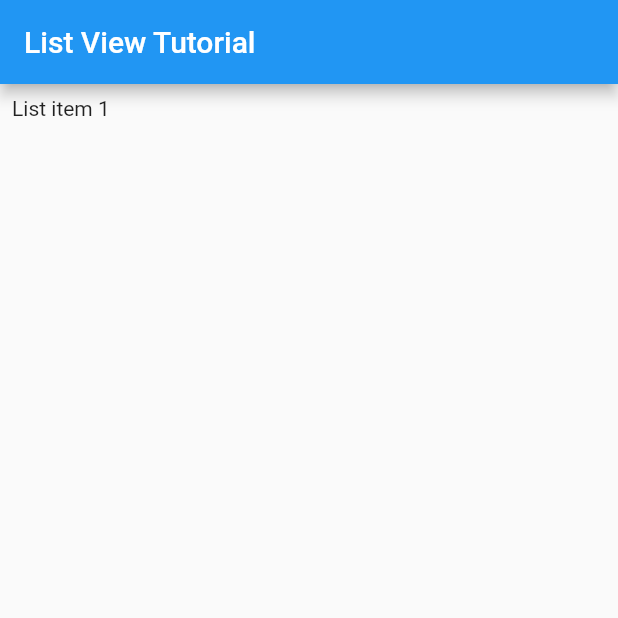
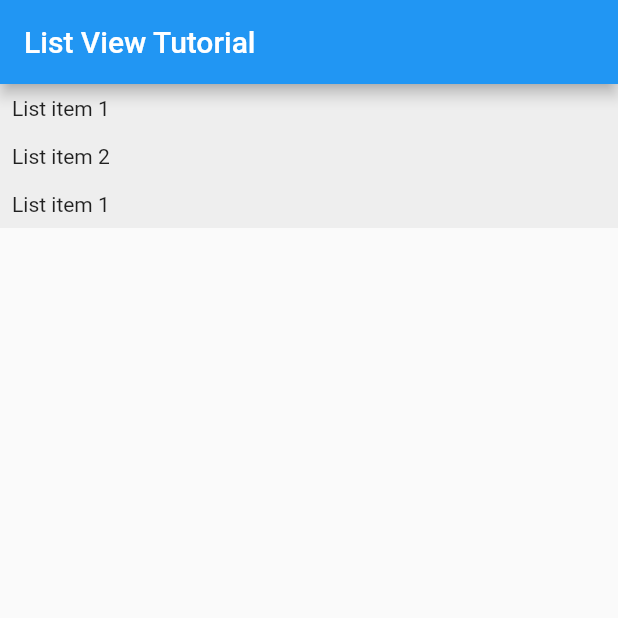
Before and after one commit to RustambekSafarov/listview_tutorial, a Flutter app: the screen it shows after launch, on a phone screen of 412 x 824 dp, the top half of it. Run offline on Flutter 3.47's test engine with Material 2 defaults, Android fonts, the phone set to English and light mode, and no system bars.

Commit message:
List item decaration

```diff
--- a/lib/screen/listview_page.dart
+++ b/lib/screen/listview_page.dart
@@ -7,6 +7,17 @@ class listview_page extends StatelessWidget {
   List<Widget> list = [
     Container(
       padding: EdgeInsets.all(8),
+      color: Colors.grey[200],
+      child: Text('List item 1'),
+    ),
+    Container(
+      padding: EdgeInsets.all(8),
+      color: Colors.grey[200],
+      child: Text('List item 2'),
+    ),
+    Container(
+      padding: EdgeInsets.all(8),
+      color: Colors.grey[200],
       child: Text('List item 1'),
     )
   ];
```
